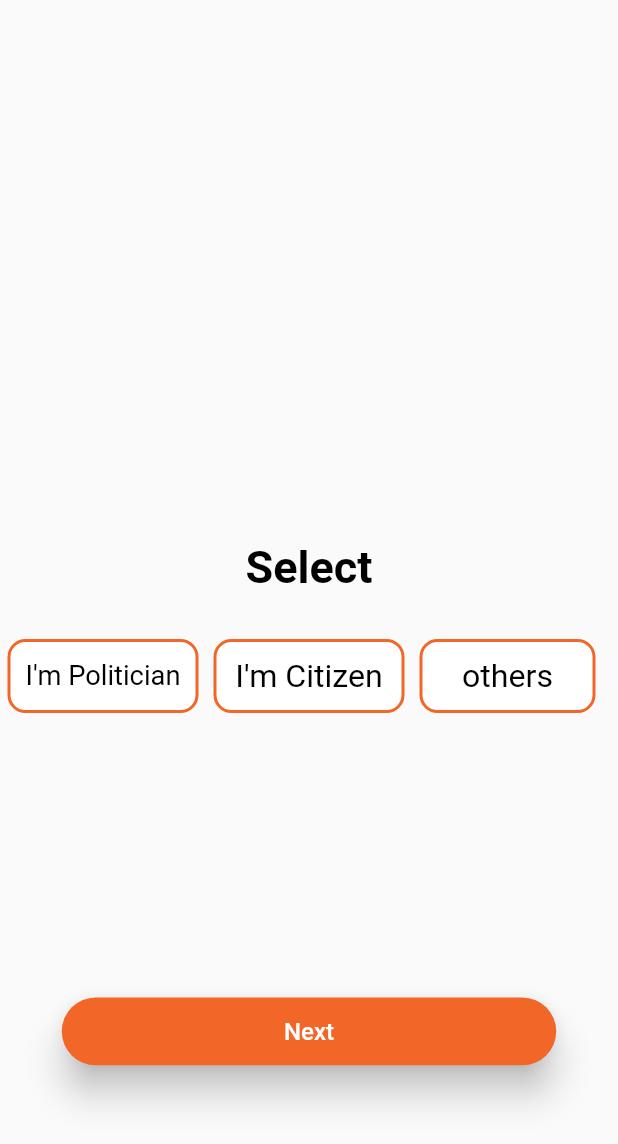
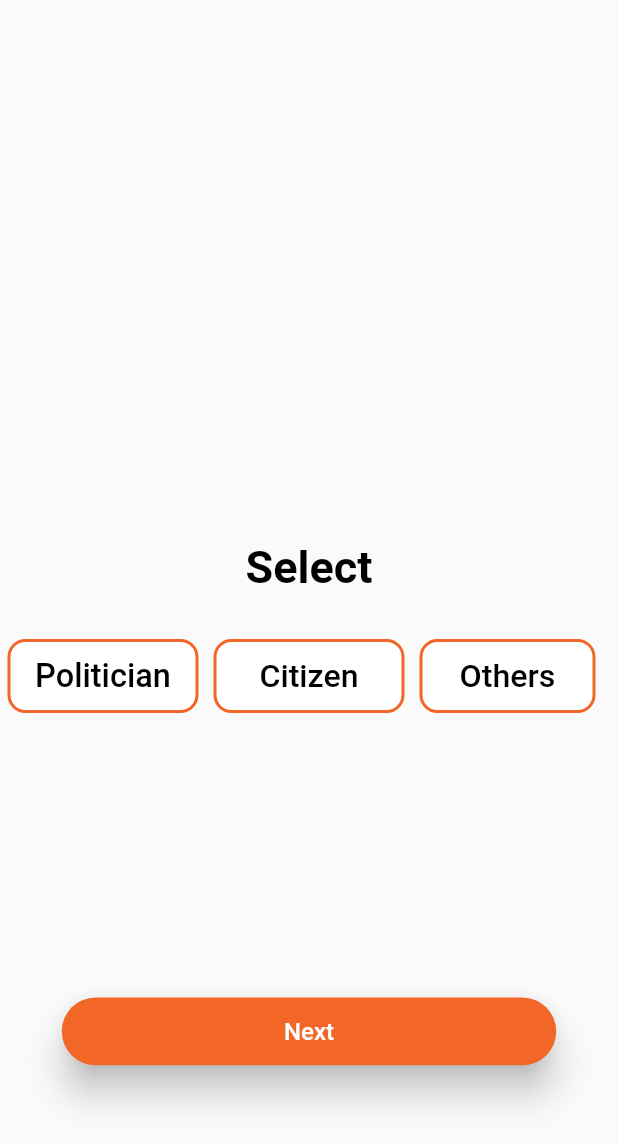
Before and after one commit to sohamkolhe9829/indi-chat-setu, a Flutter app: the OtpScreen screen opened by its route, after a tap on "Next", on a phone screen of 412 x 824 dp. Shown: the top 1144 px of the screen. Run offline on Flutter 3.47's test engine with Material 2 defaults, Android fonts, the phone set to English and light mode, and no system bars; our stand-ins replace file_picker, google_fonts, location, simple_circular_progress_bar; missing offline and left inert: flutter_image_stack; Roboto replaces fonts that are missing (Helvetica, Poppins).

Commit message:
otp and setting changes

```diff
--- a/lib/src/screens/settings/setting_screen.dart
+++ b/lib/src/screens/settings/setting_screen.dart
@@ -32,7 +32,6 @@ class SettingScreen extends StatelessWidget {
           child: Column(
             children: [
               Card(
-                elevation: 10,
                 child: Padding(
                   padding: const EdgeInsets.all(8.0),
                   child: Row(
--- a/lib/src/screens/welcome_pages/person_type.dart
+++ b/lib/src/screens/welcome_pages/person_type.dart
@@ -63,9 +63,10 @@ class PersonTypeState extends State<PersonType> {
                                 padding: EdgeInsets.all(10.0),
                                 child: FittedBox(
                                   child: Text(
-                                    "I'm Politician",
+                                    "Politician",
                                     textAlign: TextAlign.center,
                                     style: TextStyle(
+                                      fontWeight: FontWeight.w500,
                                       color: Colors.black,
                                       fontSize: 23,
                                       fontFamily: 'Helvetica',
@@ -100,11 +101,12 @@ class PersonTypeState extends State<PersonType> {
                                 padding: EdgeInsets.all(10.0),
                                 child: FittedBox(
                                   child: Text(
-                                    "I'm Citizen",
+                                    "Citizen",
                                     textAlign: TextAlign.center,
                                     style: TextStyle(
                                       color: Colors.black,
                                       fontSize: 16,
+                                      fontWeight: FontWeight.w500,
                                       fontFamily: 'Helvetica',
                                       // fontWeight: FontWeight.bold,
                                     ),
@@ -137,9 +139,10 @@ class PersonTypeState extends State<PersonType> {
                                 padding: EdgeInsets.all(10.0),
                                 child: FittedBox(
                                   child: Text(
-                                    "others",
+                                    "Others",
                                     textAlign: TextAlign.center,
                                     style: TextStyle(
+                                      fontWeight: FontWeight.w500,
                                       color: Colors.black,
                                       fontSize: 16,
                                       fontFamily: 'Helvetica',
--- a/lib/src/widgets/custom.dart
+++ b/lib/src/widgets/custom.dart
@@ -82,14 +82,18 @@ class CustomWidgets {
               decoration: InputDecoration(
                 counterText: '',
                 filled: true,
+                fillColor: Theme.of(context).scaffoldBackgroundColor,
                 border: InputBorder.none,
               ),
             ),
           ),
           Container(
-            height: 10,
+            height: 8,
             width: double.infinity,
-            color: Color(0xFFF26727),
+            decoration: BoxDecoration(
+              color: Color(0xFFF26727),
+              borderRadius: BorderRadius.circular(10),
+            ),
           )
         ],
       ),
```
